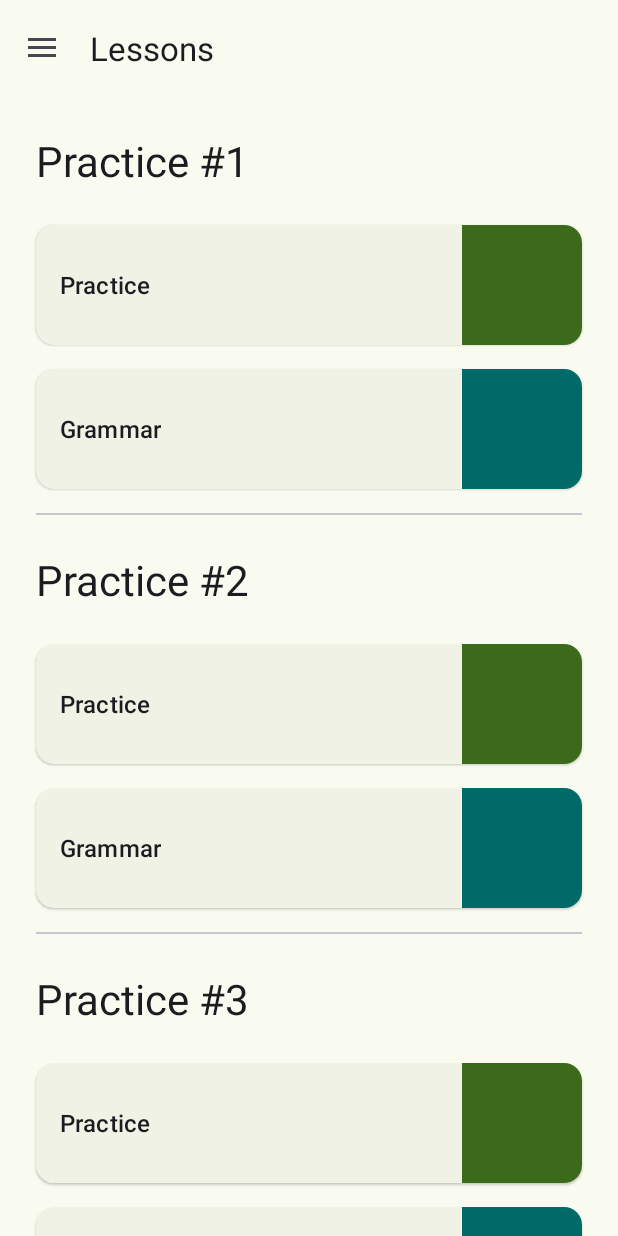
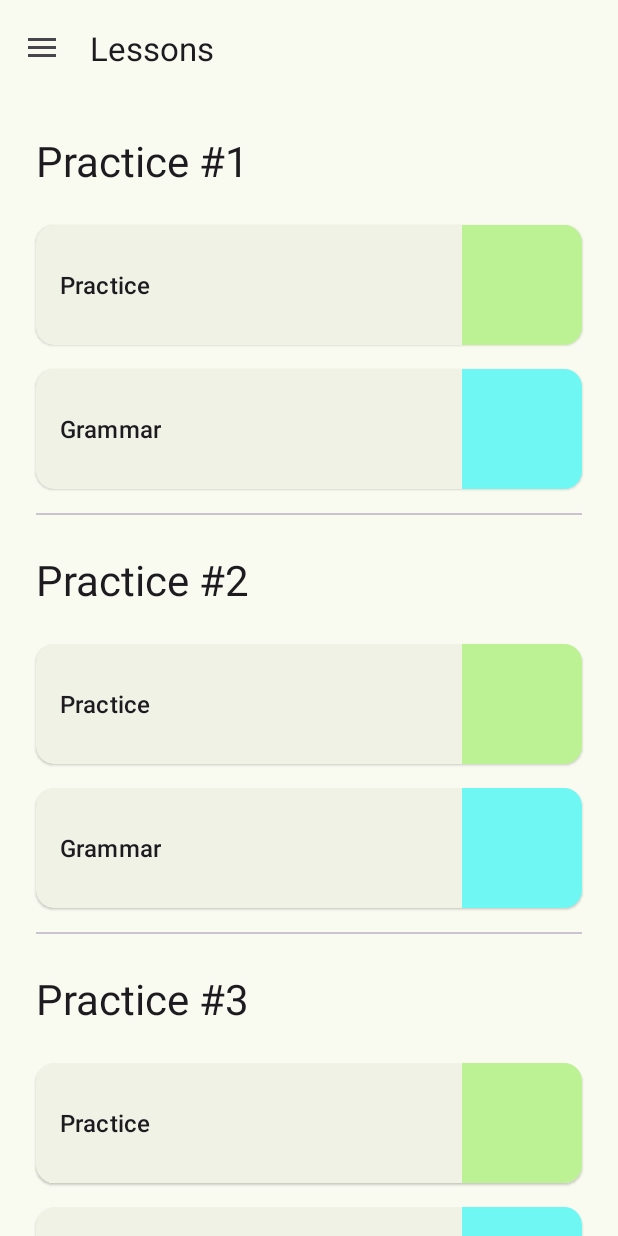
Before and after one commit to Vhhg13/Instruisto, an Android app: the screen it shows after launch (MainActivity), on a phone screen of 412 x 824 dp. Run offline under Robolectric (Android 15) with nearby library versions, the phone set to English and light mode, and no system bars; our stand-ins replace navigation-ui.

Commit message:
sizes -> dimens

```diff
--- a/app/src/main/java/com/example/instruisto/util/LessonsListAdapter.kt
+++ b/app/src/main/java/com/example/instruisto/util/LessonsListAdapter.kt
@@ -19,10 +19,9 @@ class LessonsListAdapter(val data: List<Lesson>, val ctx: Context, val nav: (Lon
                 }
                 lessonNumber.text = ctx.getString(R.string.word_lesson_number_x, item.number)
                 tv.text = ctx.getString(R.string.word_practice)
-                colorView.setBackgroundColor(ctx.getColor(R.color.md_theme_light_primary))
                 tv2.text = ctx.getString(R.string.word_grammar)
-                colorView2.setBackgroundColor(ctx.getColor(R.color.md_theme_light_tertiary))
                 if(isLast) divider.visibility = View.INVISIBLE
+                else divider.visibility = View.VISIBLE
             }
     }
 
--- a/app/src/main/res/layout/fragment_grammar_point.xml
+++ b/app/src/main/res/layout/fragment_grammar_point.xml
@@ -4,14 +4,14 @@
     android:layout_height="match_parent"
     xmlns:tools="http://schemas.android.com/tools"
     android:orientation="vertical"
-    android:padding="24dp"
+    android:padding="@dimen/big_margin"
     tools:context=".ui.grammarpoint.GrammarPointFragment">
 
     <TextView
         android:id="@+id/title"
         android:layout_width="wrap_content"
         android:layout_height="wrap_content"
-        android:layout_marginBottom="24dp"
+        android:layout_marginBottom="@dimen/big_margin"
         style="@style/TextAppearance.Material3.DisplaySmall"/>
 
     <TextView
--- a/app/src/main/res/layout/layout_grammar_point.xml
+++ b/app/src/main/res/layout/layout_grammar_point.xml
@@ -2,8 +2,8 @@
 <com.google.android.material.card.MaterialCardView xmlns:android="http://schemas.android.com/apk/res/android"
     xmlns:app="http://schemas.android.com/apk/res-auto"
     android:layout_width="match_parent"
-    android:layout_height="80dp"
-    android:layout_marginBottom="16dp"
+    android:layout_height="@dimen/card_height"
+    android:layout_marginBottom="@dimen/medium_margin"
     style="@style/Widget.Material3.CardView.Elevated"
     android:clickable="true"
     app:cardBackgroundColor="?colorSurface">
@@ -14,6 +14,6 @@
         android:layout_height="wrap_content"
         android:layout_gravity="center_vertical|start"
         style="@style/TextAppearance.Material3.TitleMedium"
-        android:padding="16dp"/>
+        android:padding="@dimen/medium_margin"/>
 
 </com.google.android.material.card.MaterialCardView>
--- a/app/src/main/res/layout/layout_lesson_card.xml
+++ b/app/src/main/res/layout/layout_lesson_card.xml
@@ -11,12 +11,12 @@
         android:layout_height="wrap_content"
         android:text="@string/word_lesson_number_1"
         style="@style/TextAppearance.Material3.HeadlineMedium"
-        android:layout_margin="24dp"/>
+        android:layout_margin="@dimen/big_margin"/>
 
     <com.google.android.material.card.MaterialCardView
         android:id="@+id/practice_card"
-        android:layout_marginBottom="16dp"
-        android:layout_marginHorizontal="24dp"
+        android:layout_marginBottom="@dimen/medium_margin"
+        android:layout_marginHorizontal="@dimen/big_margin"
         android:layout_width="match_parent"
         android:layout_height="wrap_content"
         style="@style/Widget.Material3.CardView.Elevated"
@@ -29,13 +29,13 @@
             android:layout_height="wrap_content"
             android:layout_gravity="center_vertical|start"
             style="@style/TextAppearance.Material3.TitleMedium"
-            android:padding="16dp"/>
+            android:padding="@dimen/medium_margin"/>
 
         <View
             android:id="@+id/colorView"
-            android:layout_width="80dp"
-            android:layout_height="80dp"
-            android:background="@android:color/black"
+            android:layout_width="@dimen/card_height"
+            android:layout_height="@dimen/card_height"
+            android:background="?colorPrimaryContainer"
             android:layout_gravity="end|center_vertical"
             />
 
@@ -45,8 +45,8 @@
         android:id="@+id/grammar_card"
         android:layout_width="match_parent"
         android:layout_height="wrap_content"
-        android:layout_marginBottom="16dp"
-        android:layout_marginHorizontal="24dp"
+        android:layout_marginBottom="@dimen/medium_margin"
+        android:layout_marginHorizontal="@dimen/big_margin"
         style="@style/Widget.Material3.CardView.Elevated"
         app:cardBackgroundColor="?colorSurface"
         android:clickable="true">
@@ -57,13 +57,13 @@
             android:layout_height="wrap_content"
             android:layout_gravity="center_vertical|start"
             style="@style/TextAppearance.Material3.TitleMedium"
-            android:padding="16dp"/>
+            android:padding="@dimen/medium_margin"/>
 
         <View
             android:id="@+id/colorView2"
-            android:layout_width="80dp"
-            android:layout_height="80dp"
-            android:background="@android:color/black"
+            android:layout_width="@dimen/card_height"
+            android:layout_height="@dimen/card_height"
+            android:background="?colorTertiaryContainer"
             android:layout_gravity="end|center_vertical"/>
 
     </com.google.android.material.card.MaterialCardView>
@@ -72,5 +72,5 @@
         android:id="@+id/divider"
         android:layout_width="match_parent"
         android:layout_height="wrap_content"
-        android:layout_marginHorizontal="24dp"/>
+        android:layout_marginHorizontal="@dimen/big_margin"/>
 </LinearLayout>
--- a/app/src/main/res/layout/layout_substitute_exercise.xml
+++ b/app/src/main/res/layout/layout_substitute_exercise.xml
@@ -5,7 +5,8 @@
     android:layout_width="match_parent"
     android:layout_height="wrap_content"
     app:drawableStartCompat="@drawable/play_arrow_24px"
-    android:padding="24dp"
-    android:drawablePadding="24dp"
+    android:padding="@dimen/big_margin"
+    android:gravity="start"
+    android:drawablePadding="@dimen/big_margin"
     android:text="@string/sample_sentence"
     style="@style/TextAppearance.Material3.BodyLarge"/>
--- a/app/src/main/res/layout/layout_translate_exercise.xml
+++ b/app/src/main/res/layout/layout_translate_exercise.xml
@@ -5,7 +5,8 @@
     android:layout_width="match_parent"
     android:layout_height="wrap_content"
     app:drawableStartCompat="@drawable/play_arrow_24px"
-    android:padding="24dp"
-    android:drawablePadding="24dp"
+    android:padding="@dimen/big_margin"
+    android:gravity="start"
+    android:drawablePadding="@dimen/big_margin"
     android:text="@string/sample_sentence"
     style="@style/TextAppearance.Material3.BodyLarge"/>
--- /dev/null
+++ b/app/src/main/res/values/dimens.xml
@@ -0,0 +1,12 @@
+<?xml version="1.0" encoding="utf-8"?>
+<resources>
+    <dimen name="lesson_padding">16dp</dimen>
+    <dimen name="main_padding">24dp</dimen>
+    <dimen name="big_margin">24dp</dimen>
+    <dimen name="medium_margin">16dp</dimen>
+    <dimen name="small_margin">8dp</dimen>
+    <dimen name="xl_margin">48dp</dimen>
+    <dimen name="large_margin">32dp</dimen>
+    <dimen name="card_height">80dp</dimen>
+    <dimen name="xs_margin">4dp</dimen>
+</resources>
```
Also changed, not shown: app/src/main/res/layout/activity_lesson.xml (+5 -4 lines), app/src/main/res/layout/fragment_decks_list.xml (+7 -7 lines), app/src/main/res/layout/fragment_edit_flashcard.xml (+11 -14 lines), app/src/main/res/layout/fragment_flashcard_list.xml (+6 -6 lines), app/src/main/res/layout/fragment_grammar_list.xml (+4 -4 lines), app/src/main/res/layout/fragment_log_in.xml (+14 -14 lines), app/src/main/res/layout/fragment_profile.xml (+9 -7 lines), app/src/main/res/layout/fragment_review_flashcards.xml (+12 -12 lines), app/src/main/res/layout/fragment_sign_up.xml (+13 -14 lines), app/src/main/res/layout/layout_flashcard_in_list.xml (+6 -6 lines).
